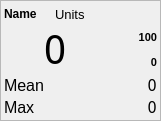
The window that gui/monitor/monitor.ui (MariuszSuchenek/MVM_GUI_test2) describes before a commit, drawn with Qt 5.
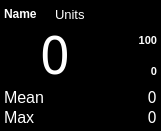
The same window after the commit.

Commit message: Changed color scheme of monitor and toolsettings widgets

What changed in the file:
```diff
--- a/gui/monitor/monitor.ui
+++ b/gui/monitor/monitor.ui
@@ -7,21 +7,436 @@
     <x>0</x>
     <y>0</y>
     <width>161</width>
-    <height>121</height>
+    <height>131</height>
    </rect>
   </property>
   <property name="minimumSize">
    <size>
     <width>161</width>
-    <height>121</height>
+    <height>131</height>
    </size>
   </property>
   <property name="maximumSize">
    <size>
     <width>161</width>
-    <height>121</height>
+    <height>131</height>
    </size>
   </property>
+  <property name="palette">
+   <palette>
+    <active>
+     <colorrole role="WindowText">
+      <brush brushstyle="SolidPattern">
+       <color alpha="255">
+        <red>255</red>
+        <green>255</green>
+        <blue>255</blue>
+       </color>
+      </brush>
+     </colorrole>
+     <colorrole role="Button">
+      <brush brushstyle="SolidPattern">
+       <color alpha="255">
+        <red>0</red>
+        <green>0</green>
+        <blue>0</blue>
+       </color>
+      </brush>
+     </colorrole>
+     <colorrole role="Light">
+      <brush brushstyle="SolidPattern">
+       <color alpha="255">
+        <red>0</red>
+        <green>0</green>
+        <blue>0</blue>
+       </color>
+      </brush>
+     </colorrole>
+     <colorrole role="Midlight">
+      <brush brushstyle="SolidPattern">
+       <color alpha="255">
+        <red>0</red>
+        <green>0</green>
+        <blue>0</blue>
+       </color>
+      </brush>
+     </colorrole>
+     <colorrole role="Dark">
+      <brush brushstyle="SolidPattern">
+       <color alpha="255">
+        <red>0</red>
+        <green>0</green>
+        <blue>0</blue>
+       </color>
+      </brush>
+     </colorrole>
+     <colorrole role="Mid">
+      <brush brushstyle="SolidPattern">
+       <color alpha="255">
+        <red>0</red>
+        <green>0</green>
+        <blue>0</blue>
+       </color>
+      </brush>
+     </colorrole>
+     <colorrole role="Text">
+      <brush brushstyle="SolidPattern">
+       <color alpha="255">
+        <red>255</red>
+        <green>255</green>
+        <blue>255</blue>
+       </color>
+      </brush>
+     </colorrole>
+     <colorrole role="BrightText">
+      <brush brushstyle="SolidPattern">
+       <color alpha="255">
+        <red>255</red>
+        <green>255</green>
+        <blue>255</blue>
+       </color>
+      </brush>
+     </colorrole>
+     <colorrole role="ButtonText">
+      <brush brushstyle="SolidPattern">
+       <color alpha="255">
+        <red>255</red>
+        <green>255</green>
+        <blue>255</blue>
+       </color>
+      </brush>
+     </colorrole>
+     <colorrole role="Base">
+      <brush brushstyle="SolidPattern">
+       <color alpha="255">
+        <red>0</red>
+        <green>0</green>
+        <blue>0</blue>
+       </color>
+      </brush>
+     </colorrole>
+     <colorrole role="Window">
+      <brush brushstyle="SolidPattern">
+       <color alpha="255">
+        <red>0</red>
+        <green>0</green>
+        <blue>0</blue>
+       </color>
+      </brush>
+     </colorrole>
+     <colorrole role="Shadow">
+      <brush brushstyle="SolidPattern">
+       <color alpha="255">
+        <red>0</red>
+        <green>0</green>
+        <blue>0</blue>
+       </color>
+      </brush>
+     </colorrole>
+     <colorrole role="AlternateBase">
+      <brush brushstyle="SolidPattern">
+       <color alpha="255">
+        <red>0</red>
+        <green>0</green>
+        <blue>0</blue>
+       </color>
+      </brush>
+     </colorrole>
+     <colorrole role="ToolTipBase">
+      <brush brushstyle="SolidPattern">
+       <color alpha="255">
+        <red>255</red>
+        <green>255</green>
+        <blue>220</blue>
+       </color>
+      </brush>
+     </colorrole>
+     <colorrole role="ToolTipText">
+      <brush brushstyle="SolidPattern">
+       <color alpha="255">
+        <red>0</red>
+        <green>0</green>
+        <blue>0</blue>
+       </color>
+      </brush>
+     </colorrole>
+    </active>
+    <inactive>
+     <colorrole role="WindowText">
+      <brush brushstyle="SolidPattern">
+       <color alpha="255">
+        <red>255</red>
+        <green>255</green>
+        <blue>255</blue>
+       </color>
+      </brush>
+     </colorrole>
+     <colorrole role="Button">
+      <brush brushstyle="SolidPattern">
+       <color alpha="255">
+        <red>0</red>
+        <green>0</green>
+        <blue>0</blue>
+       </color>
+      </brush>
+     </colorrole>
+     <colorrole role="Light">
+      <brush brushstyle="SolidPattern">
+       <color alpha="255">
+        <red>0</red>
+        <green>0</green>
+        <blue>0</blue>
+       </color>
+      </brush>
+     </colorrole>
+     <colorrole role="Midlight">
+      <brush brushstyle="SolidPattern">
+       <color alpha="255">
+        <red>0</red>
+        <green>0</green>
+        <blue>0</blue>
+       </color>
+      </brush>
+     </colorrole>
+     <colorrole role="Dark">
+      <brush brushstyle="SolidPattern">
+       <color alpha="255">
+        <red>0</red>
+        <green>0</green>
+        <blue>0</blue>
+       </color>
+      </brush>
+     </colorrole>
+     <colorrole role="Mid">
+      <brush brushstyle="SolidPattern">
+       <color alpha="255">
+        <red>0</red>
+        <green>0</green>
+        <blue>0</blue>
+       </color>
+      </brush>
+     </colorrole>
+     <colorrole role="Text">
+      <brush brushstyle="SolidPattern">
+       <color alpha="255">
+        <red>255</red>
+        <green>255</green>
+        <blue>255</blue>
+       </color>
+      </brush>
+     </colorrole>
+     <colorrole role="BrightText">
+      <brush brushstyle="SolidPattern">
+       <color alpha="255">
+        <red>255</red>
+        <green>255</green>
+        <blue>255</blue>
+       </color>
+      </brush>
+     </colorrole>
+     <colorrole role="ButtonText">
+      <brush brushstyle="SolidPattern">
+       <color alpha="255">
+        <red>255</red>
+        <green>255</green>
+        <blue>255</blue>
+       </color>
+      </brush>
+     </colorrole>
+     <colorrole role="Base">
+      <brush brushstyle="SolidPattern">
+       <color alpha="255">
+        <red>0</red>
+        <green>0</green>
+        <blue>0</blue>
+       </color>
+      </brush>
+     </colorrole>
+     <colorrole role="Window">
+      <brush brushstyle="SolidPattern">
+       <color alpha="255">
+        <red>0</red>
+        <green>0</green>
+        <blue>0</blue>
+       </color>
+      </brush>
+     </colorrole>
+     <colorrole role="Shadow">
+      <brush brushstyle="SolidPattern">
+       <color alpha="255">
+        <red>0</red>
+        <green>0</green>
+        <blue>0</blue>
+       </color>
+      </brush>
+     </colorrole>
+     <colorrole role="AlternateBase">
+      <brush brushstyle="SolidPattern">
+       <color alpha="255">
+        <red>0</red>
+        <green>0</green>
+        <blue>0</blue>
+       </color>
+      </brush>
+     </colorrole>
+     <colorrole role="ToolTipBase">
+      <brush brushstyle="SolidPattern">
+       <color alpha="255">
+        <red>255</red>
+        <green>255</green>
+        <blue>220</blue>
+       </color>
+      </brush>
+     </colorrole>
+     <colorrole role="ToolTipText">
+      <brush brushstyle="SolidPattern">
+       <color alpha="255">
+        <red>0</red>
+        <green>0</green>
+        <blue>0</blue>
+       </color>
+      </brush>
+     </colorrole>
+    </inactive>
+    <disabled>
+     <colorrole role="WindowText">
+      <brush brushstyle="SolidPattern">
+       <color alpha="255">
+        <red>0</red>
+        <green>0</green>
+        <blue>0</blue>
+       </color>
+      </brush>
+     </colorrole>
+     <colorrole role="Button">
+      <brush brushstyle="SolidPattern">
+       <color alpha="255">
+        <red>0</red>
+        <green>0</green>
+        <blue>0</blue>
+       </color>
+      </brush>
+     </colorrole>
+     <colorrole role="Light">
+      <brush brushstyle="SolidPattern">
+       <color alpha="255">
+        <red>0</red>
+        <green>0</green>
+        <blue>0</blue>
+       </color>
+      </brush>
+     </colorrole>
+     <colorrole role="Midlight">
+      <brush brushstyle="SolidPattern">
+       <color alpha="255">
+        <red>0</red>
+        <green>0</green>
+        <blue>0</blue>
+       </color>
+      </brush>
+     </colorrole>
+     <colorrole role="Dark">
+      <brush brushstyle="SolidPattern">
+       <color alpha="255">
+        <red>0</red>
+        <green>0</green>
+        <blue>0</blue>
+       </color>
+      </brush>
+     </colorrole>
+     <colorrole role="Mid">
+      <brush brushstyle="SolidPattern">
+       <color alpha="255">
+        <red>0</red>
+        <green>0</green>
+        <blue>0</blue>
+       </color>
+      </brush>
+     </colorrole>
+     <colorrole role="Text">
+      <brush brushstyle="SolidPattern">
+       <color alpha="255">
+        <red>0</red>
+        <green>0</green>
+        <blue>0</blue>
+       </color>
+      </brush>
+     </colorrole>
+     <colorrole role="BrightText">
+      <brush brushstyle="SolidPattern">
+       <color alpha="255">
+        <red>255</red>
+        <green>255</green>
+        <blue>255</blue>
+       </color>
+      </brush>
+     </colorrole>
+     <colorrole role="ButtonText">
+      <brush brushstyle="SolidPattern">
+       <color alpha="255">
+        <red>0</red>
+        <green>0</green>
+        <blue>0</blue>
+       </color>
+      </brush>
+     </colorrole>
+     <colorrole role="Base">
+      <brush brushstyle="SolidPattern">
+       <color alpha="255">
+        <red>0</red>
+        <green>0</green>
+        <blue>0</blue>
+       </color>
+      </brush>
+     </colorrole>
+     <colorrole role="Window">
+      <brush brushstyle="SolidPattern">
+       <color alpha="255">
+        <red>0</red>
+        <green>0</green>
+        <blue>0</blue>
+       </color>
+      </brush>
+     </colorrole>
+     <colorrole role="Shadow">
+      <brush brushstyle="SolidPattern">
+       <color alpha="255">
+        <red>0</red>
+        <green>0</green>
+        <blue>0</blue>
+       </color>
+      </brush>
+     </colorrole>
+     <colorrole role="AlternateBase">
+      <brush brushstyle="SolidPattern">
+       <color alpha="255">
+        <red>0</red>
+        <green>0</green>
+        <blue>0</blue>
+       </color>
+      </brush>
+     </colorrole>
+     <colorrole role="ToolTipBase">
+      <brush brushstyle="SolidPattern">
+       <color alpha="255">
+        <red>255</red>
+        <green>255</green>
+        <blue>220</blue>
+       </color>
+      </brush>
+     </colorrole>
+     <colorrole role="ToolTipText">
+      <brush brushstyle="SolidPattern">
+       <color alpha="255">
+        <red>0</red>
+        <green>0</green>
+        <blue>0</blue>
+       </color>
+      </brush>
+     </colorrole>
+    </disabled>
+   </palette>
+  </property>
   <property name="windowTitle">
    <string>Form</string>
   </property>
@@ -43,6 +458,43 @@
    </property>
    <item row="0" column="0">
     <widget class="QFrame" name="frame">
+     <property name="palette">
+      <palette>
+       <active>
+        <colorrole role="NoRole">
+         <brush brushstyle="SolidPattern">
+          <color alpha="255">
+           <red>255</red>
+           <green>255</green>
+           <blue>255</blue>
+          </color>
+         </brush>
+        </colorrole>
+       </active>
+       <inactive>
+        <colorrole role="NoRole">
+         <brush brushstyle="SolidPattern">
+          <color alpha="255">
+           <red>255</red>
+           <green>255</green>
+           <blue>255</blue>
+          </color>
+         </brush>
+        </colorrole>
+       </inactive>
+       <disabled>
+        <colorrole role="NoRole">
+         <brush brushstyle="SolidPattern">
+          <color alpha="255">
+           <red>255</red>
+           <green>255</green>
+           <blue>255</blue>
+          </color>
+         </brush>
+        </colorrole>
+       </disabled>
+      </palette>
+     </property>
      <property name="frameShape">
       <enum>QFrame::StyledPanel</enum>
      </property>
@@ -62,12 +514,9 @@
       <property name="bottomMargin">
        <number>3</number>
       </property>
-      <property name="horizontalSpacing">
+      <property name="spacing">
        <number>0</number>
       </property>
-      <property name="verticalSpacing">
-       <number>2</number>
-      </property>
       <item row="0" column="0">
        <widget class="QLabel" name="label_name">
         <property name="font">
@@ -179,7 +628,7 @@
         <property name="font">
          <font>
           <family>Noto Mono</family>
-          <pointsize>30</pointsize>
+          <pointsize>40</pointsize>
          </font>
         </property>
         <property name="text">
```
The commit also changes 4 other files.
